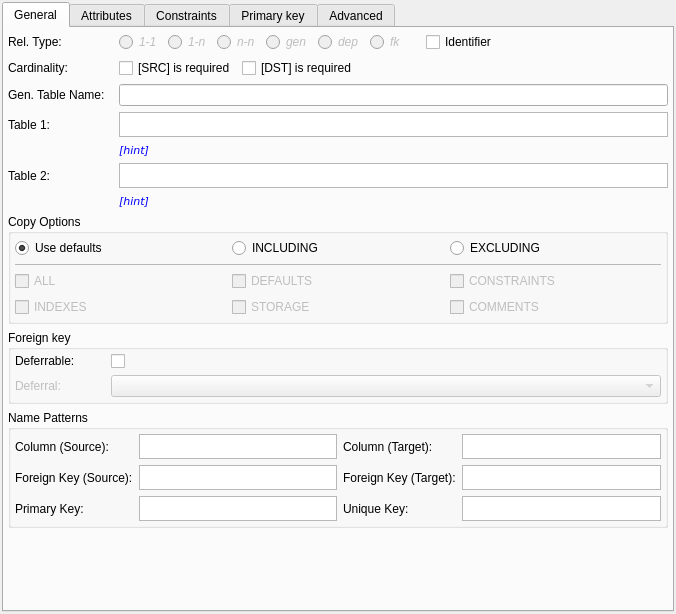
Qt form libpgmodeler_ui/ui/relationshipwidget.ui (pgmodeler/pgmodeler) before a commit.
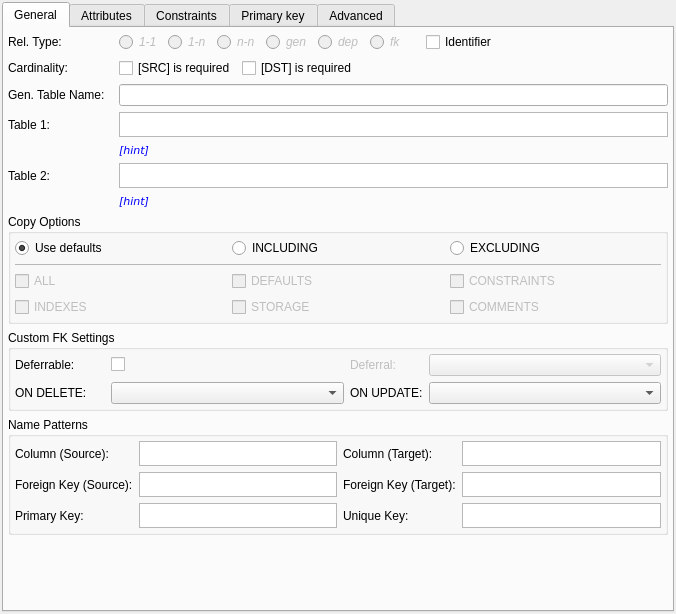
The same form after that commit.

Commit message: Added support to custom actions for relationship generated fks.

```diff
--- a/libpgmodeler_ui/ui/relationshipwidget.ui
+++ b/libpgmodeler_ui/ui/relationshipwidget.ui
@@ -461,7 +461,13 @@
           </sizepolicy>
          </property>
          <property name="title">
-          <string>Foreign key</string>
+          <string>Custom FK Settings</string>
+         </property>
+         <property name="checkable">
+          <bool>false</bool>
+         </property>
+         <property name="checked">
+          <bool>false</bool>
          </property>
          <layout class="QGridLayout" name="gridLayout_2">
           <property name="leftMargin">
@@ -479,6 +485,34 @@
           <property name="spacing">
            <number>6</number>
           </property>
+          <item row="0" column="2">
+           <widget class="QLabel" name="deferral_lbl">
+            <property name="enabled">
+             <bool>false</bool>
+            </property>
+            <property name="sizePolicy">
+             <sizepolicy hsizetype="Preferred" vsizetype="Fixed">
+              <horstretch>0</horstretch>
+              <verstretch>0</verstretch>
+             </sizepolicy>
+            </property>
+            <property name="minimumSize">
+             <size>
+              <width>0</width>
+              <height>0</height>
+             </size>
+            </property>
+            <property name="maximumSize">
+             <size>
+              <width>16777215</width>
+              <height>16777215</height>
+             </size>
+            </property>
+            <property name="text">
+             <string>Deferral:</string>
+            </property>
+           </widget>
+          </item>
           <item row="0" column="0">
            <widget class="QLabel" name="deferrable_lbl">
             <property name="sizePolicy">
@@ -529,35 +563,7 @@
             </property>
            </widget>
           </item>
-          <item row="1" column="0">
-           <widget class="QLabel" name="deferral_lbl">
-            <property name="enabled">
-             <bool>false</bool>
-            </property>
-            <property name="sizePolicy">
-             <sizepolicy hsizetype="Preferred" vsizetype="Fixed">
-              <horstretch>0</horstretch>
-              <verstretch>0</verstretch>
-             </sizepolicy>
-            </property>
-            <property name="minimumSize">
-             <size>
-              <width>0</width>
-              <height>0</height>
-             </size>
-            </property>
-            <property name="maximumSize">
-             <size>
-              <width>16777215</width>
-              <height>16777215</height>
-             </size>
-            </property>
-            <property name="text">
-             <string>Deferral:</string>
-            </property>
-           </widget>
-          </item>
-          <item row="1" column="1">
+          <item row="0" column="3">
            <widget class="QComboBox" name="deferral_cmb">
             <property name="enabled">
              <bool>false</bool>
@@ -585,6 +591,26 @@
             </property>
            </widget>
           </item>
+          <item row="1" column="0">
+           <widget class="QLabel" name="on_delete_lbl">
+            <property name="text">
+             <string>ON DELETE:</string>
+            </property>
+           </widget>
+          </item>
+          <item row="1" column="2">
+           <widget class="QLabel" name="on_update_lbl">
+            <property name="text">
+             <string>ON UPDATE:</string>
+            </property>
+           </widget>
+          </item>
+          <item row="1" column="1">
+           <widget class="QComboBox" name="del_action_cmb"/>
+          </item>
+          <item row="1" column="3">
+           <widget class="QComboBox" name="upd_action_cmb"/>
+          </item>
          </layout>
         </widget>
        </item>
```
Left out of the diff: 1 changed line with no effect on the pictures. The commit also changes 11 other files.
